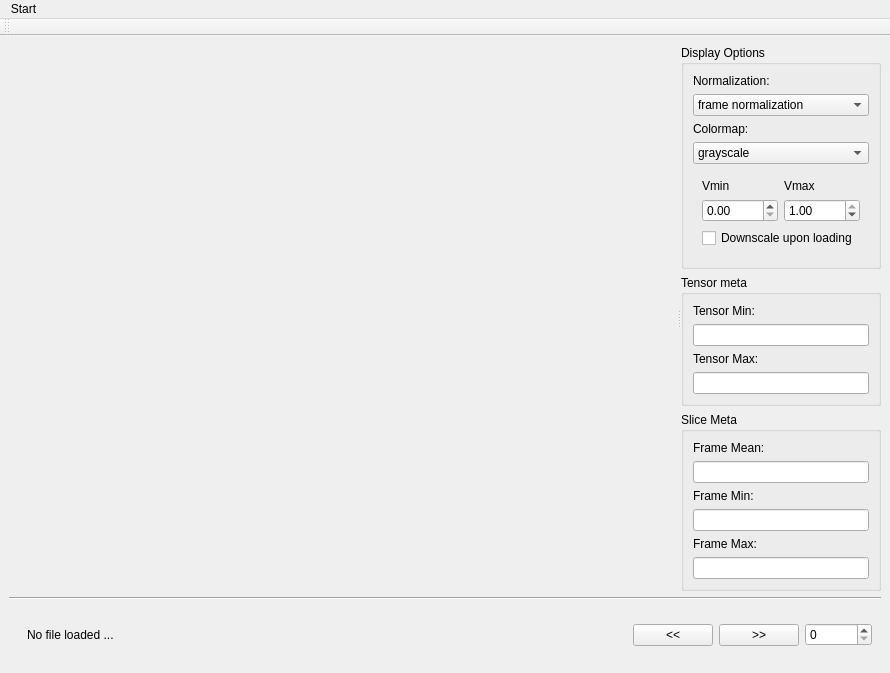
Before: the Qt Designer form tensor_viewer/tensor_viewer.ui in elerator/motion_patterns, drawn with Qt 5.
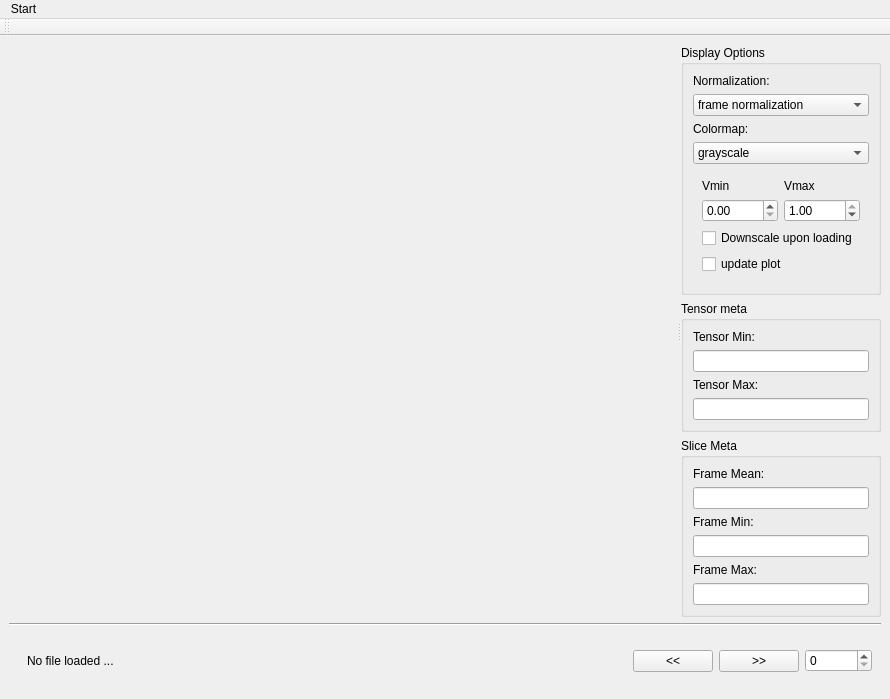
After: the same form once the commit is applied. Custom widgets are drawn as their Qt base class.

```diff
--- a/tensor_viewer/tensor_viewer.ui
+++ b/tensor_viewer/tensor_viewer.ui
@@ -186,6 +186,13 @@
                 </property>
                </widget>
               </item>
+              <item>
+               <widget class="QCheckBox" name="live_update_plot">
+                <property name="text">
+                 <string>update plot</string>
+                </property>
+               </widget>
+              </item>
              </layout>
             </widget>
            </item>
```
